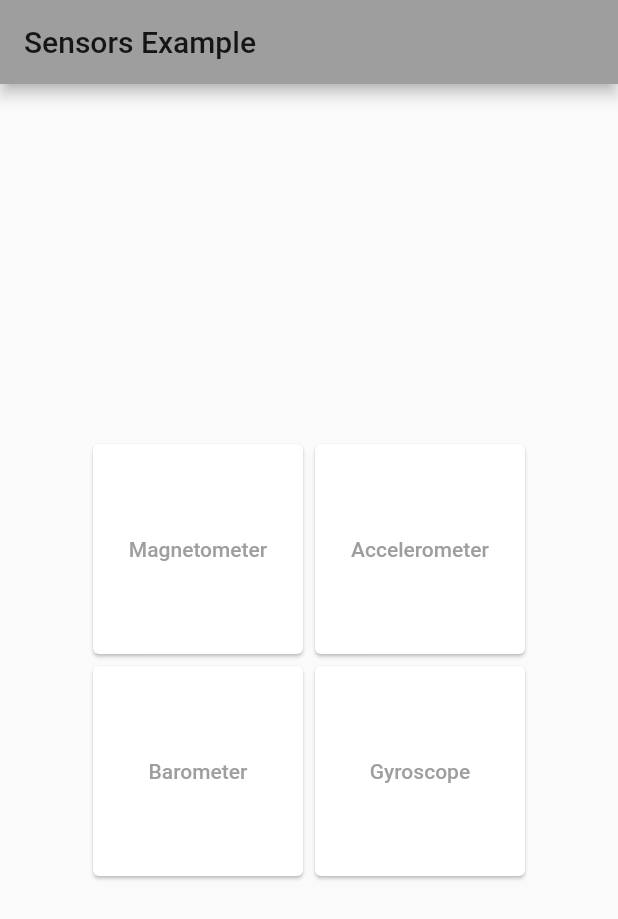
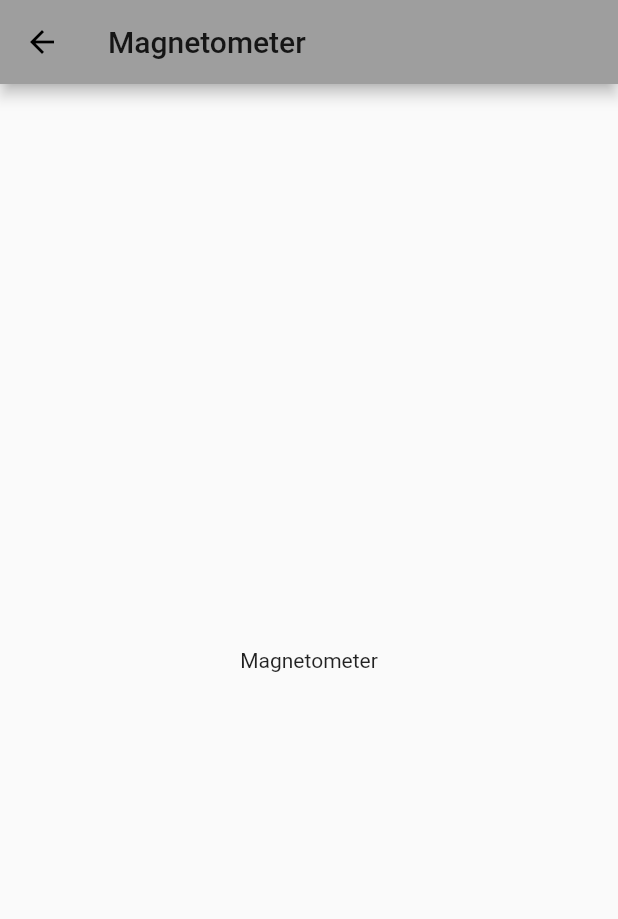
Before and after one commit to patryk-dabrowski/flutter_sensors_example, a Flutter app: the screen it shows after launch, after a tap on "Magnetometer", on a phone screen of 412 x 824 dp. Shown: the top 919 px of the screen. Run offline on Flutter 3.47's test engine with Material 2 defaults, Android fonts, the phone set to English and light mode, and no system bars.

Commit message:
Add navigation

```diff
--- a/lib/main.dart
+++ b/lib/main.dart
@@ -1,3 +1,4 @@
+import 'package:flutter/foundation.dart';
 import 'package:flutter/material.dart';
 
 void main() {
@@ -34,8 +35,35 @@ class HomePage extends StatelessWidget {
 
   final String? title;
 
-  void _changePage(String pageName) {
-    print(pageName);
+  void _changePage(BuildContext context, String pageName) {
+    switch (pageName) {
+      case 'Magnetometer':
+        Navigator.push(
+          context,
+          MaterialPageRoute(builder: (context) => MagnetometerPage()),
+        );
+        break;
+      case 'Accelerometer':
+        Navigator.push(
+          context,
+          MaterialPageRoute(builder: (context) => AccelerometerPage()),
+        );
+        break;
+      case 'Barometer':
+        Navigator.push(
+          context,
+          MaterialPageRoute(builder: (context) => BarometerPage()),
+        );
+        break;
+      case 'Gyroscope':
+        Navigator.push(
+          context,
+          MaterialPageRoute(builder: (context) => GyroscopePage()),
+        );
+        break;
+      default:
+        print(pageName);
+    }
   }
 
   @override
@@ -53,11 +81,11 @@ class HomePage extends StatelessWidget {
               children: [
                 SensorBox(
                   title: 'Magnetometer',
-                  onPress: () => _changePage('Magnetometer'),
+                  onPress: () => _changePage(context, 'Magnetometer'),
                 ),
                 SensorBox(
                   title: 'Accelerometer',
-                  onPress: () => _changePage('Accelerometer'),
+                  onPress: () => _changePage(context, 'Accelerometer'),
                 ),
               ],
             ),
@@ -66,16 +94,72 @@ class HomePage extends StatelessWidget {
               children: [
                 SensorBox(
                   title: 'Barometer',
-                  onPress: () => _changePage('Barometer'),
+                  onPress: () => _changePage(context, 'Barometer'),
                 ),
                 SensorBox(
                   title: 'Gyroscope',
-                  onPress: () => _changePage('Gyroscope'),
+                  onPress: () => _changePage(context, 'Gyroscope'),
                 ),
               ],
             ),
           ],
         ),
+      ),
+    );
+  }
+}
+
+class MagnetometerPage extends StatelessWidget {
+  @override
+  Widget build(BuildContext context) {
+    return Scaffold(
+      appBar: AppBar(
+        title: Text('Magnetometer'),
+      ),
+      body: Center(
+        child: Text('Magnetometer'),
+      ),
+    );
+  }
+}
+
+class AccelerometerPage extends StatelessWidget {
+  @override
+  Widget build(BuildContext context) {
+    return Scaffold(
+      appBar: AppBar(
+        title: Text('Accelerometer'),
+      ),
+      body: Center(
+        child: Text('Accelerometer'),
+      ),
+    );
+  }
+}
+
+class BarometerPage extends StatelessWidget {
+  @override
+  Widget build(BuildContext context) {
+    return Scaffold(
+      appBar: AppBar(
+        title: Text('Barometer'),
+      ),
+      body: Center(
+        child: Text('Barometer'),
+      ),
+    );
+  }
+}
+
+class GyroscopePage extends StatelessWidget {
+  @override
+  Widget build(BuildContext context) {
+    return Scaffold(
+      appBar: AppBar(
+        title: Text('Gyroscope'),
+      ),
+      body: Center(
+        child: Text('Gyroscope'),
       ),
     );
   }
```
